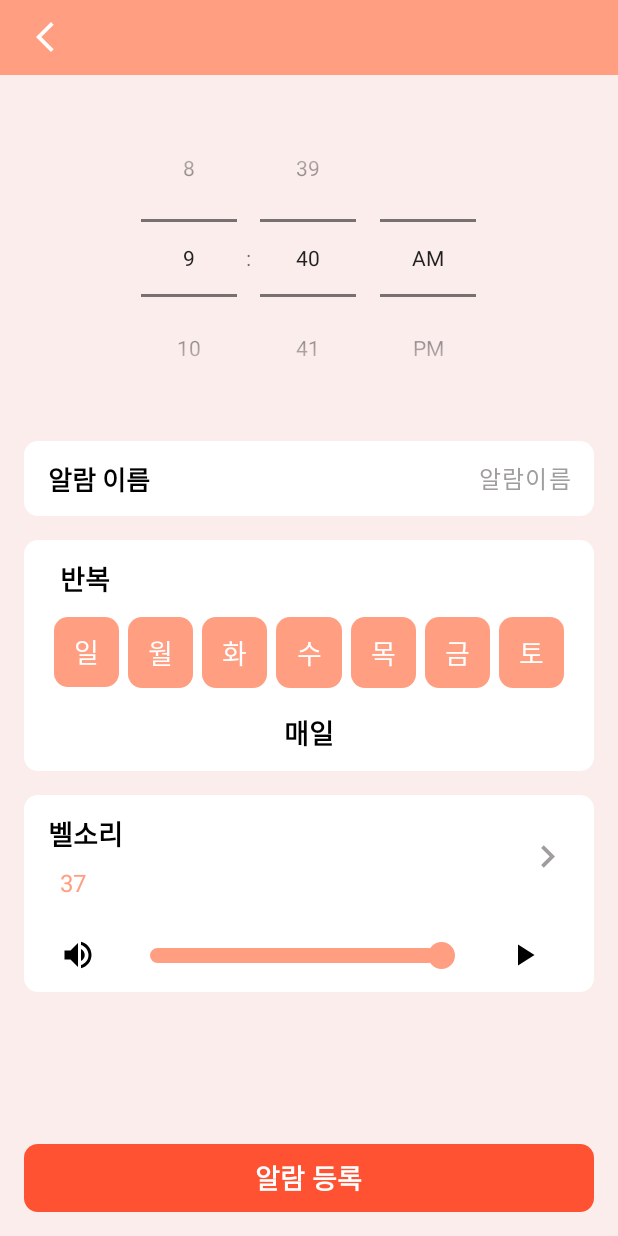
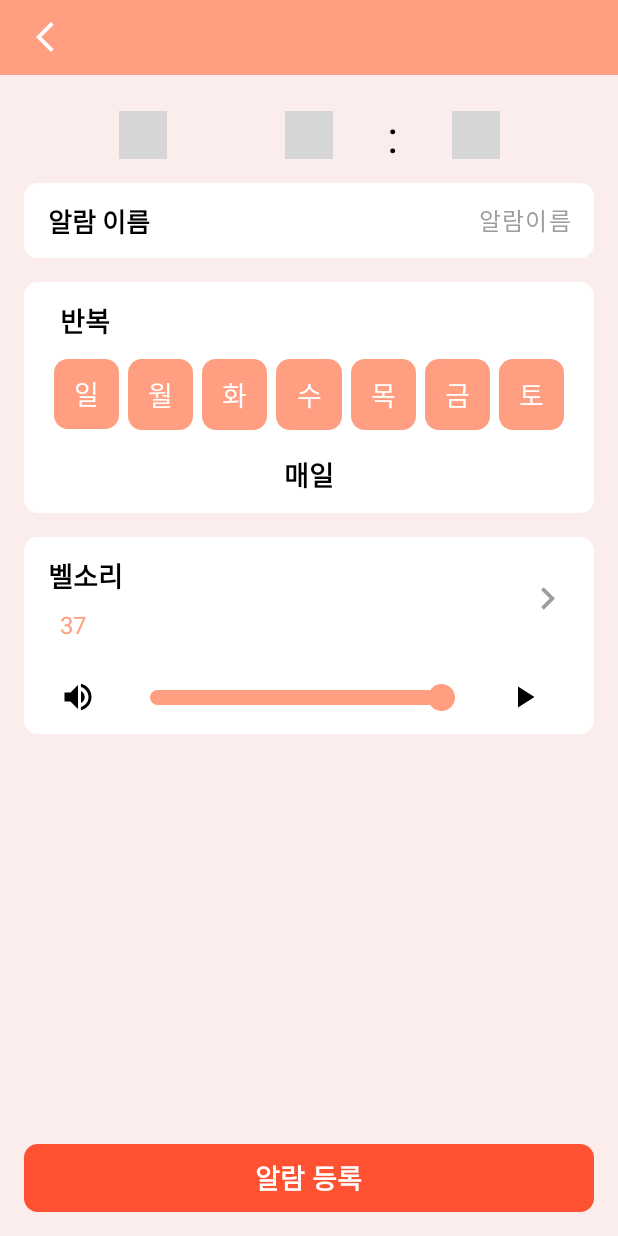
Before and after one commit to J-comet/Medicine, an Android app: the AddAlarmActivity screen opened directly, with no data from a screen before it, on a phone screen of 412 x 824 dp. Run offline under Robolectric (Android 15) with nearby library versions, the phone set to English and light mode, and no system bars; plain views replace NumberPicker; 10 statements that could not run were skipped; grey boxes are pictures that could not be loaded.

Commit message:
알람 시간 설정시 넘버피커 사용

```diff
--- a/app/src/main/res/layout/activity_add_alarm.xml
+++ b/app/src/main/res/layout/activity_add_alarm.xml
@@ -62,7 +62,7 @@
                 android:layout_width="wrap_content"
                 android:layout_height="wrap_content"
                 android:layout_centerInParent="true"
-                android:visibility="invisible"
+                android:visibility="visible"
                 app:layout_constraintBottom_toBottomOf="@+id/np_hour"
                 app:layout_constraintEnd_toStartOf="@+id/np_hour"
                 app:layout_constraintStart_toStartOf="parent"
@@ -81,7 +81,7 @@
                 android:layout_height="wrap_content"
                 android:layout_centerInParent="true"
                 android:layout_marginTop="24dp"
-                android:visibility="invisible"
+                android:visibility="visible"
                 app:layout_constraintEnd_toStartOf="@+id/np_minute"
                 app:layout_constraintStart_toEndOf="@+id/np_am_pm"
                 app:layout_constraintTop_toTopOf="parent"
@@ -99,7 +99,7 @@
                 android:layout_width="wrap_content"
                 android:layout_height="wrap_content"
                 android:layout_centerInParent="true"
-                android:visibility="invisible"
+                android:visibility="visible"
                 app:layout_constraintBottom_toBottomOf="@+id/np_hour"
                 app:layout_constraintEnd_toEndOf="parent"
                 app:layout_constraintStart_toEndOf="@+id/np_hour"
@@ -114,7 +114,7 @@
                 app:np_width="64dp" />
 
 
-            <TimePicker
+            <!--<TimePicker
                 android:id="@+id/time_picker"
                 android:layout_width="match_parent"
                 android:layout_height="wrap_content"
@@ -122,7 +122,7 @@
                 android:timePickerMode="spinner"
                 app:layout_constraintEnd_toEndOf="parent"
                 app:layout_constraintStart_toStartOf="parent"
-                app:layout_constraintTop_toTopOf="parent" />
+                app:layout_constraintTop_toTopOf="parent" />-->
 
 
             <!--        <NumberPicker-->
@@ -160,9 +160,9 @@
                 android:layout_width="wrap_content"
                 android:layout_height="wrap_content"
                 android:text=":"
-                android:visibility="invisible"
+                android:visibility="visible"
                 android:textColor="@color/black"
-                android:textSize="40dp"
+                android:textSize="30dp"
                 app:layout_constraintBottom_toBottomOf="@+id/np_hour"
                 app:layout_constraintEnd_toStartOf="@+id/np_minute"
                 app:layout_constraintStart_toEndOf="@+id/np_hour"
@@ -204,7 +204,7 @@
                 app:layout_constraintEnd_toEndOf="parent"
                 app:layout_constraintHorizontal_bias="0.0"
                 app:layout_constraintStart_toStartOf="parent"
-                app:layout_constraintTop_toBottomOf="@+id/time_picker" />
+                app:layout_constraintTop_toBottomOf="@+id/np_minute" />
 
 
             <TextView
```
Also changed, not shown: app/src/main/java/hs/project/medicine/activitys/AddAlarmActivity.java (+31 -24 lines), app/src/main/java/hs/project/medicine/receiver/AlarmReceiver.java (+7 -7 lines).
